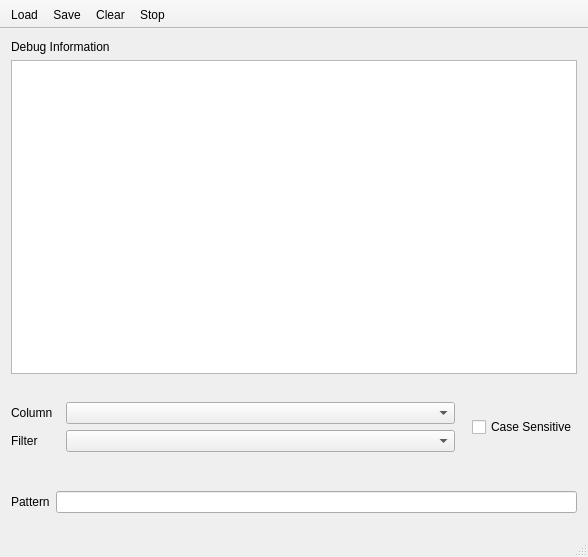
Above: Source/MEGALogger/MegaDebugServer.ui from meganz/MEGAsync before the change. Below: the same form after it.
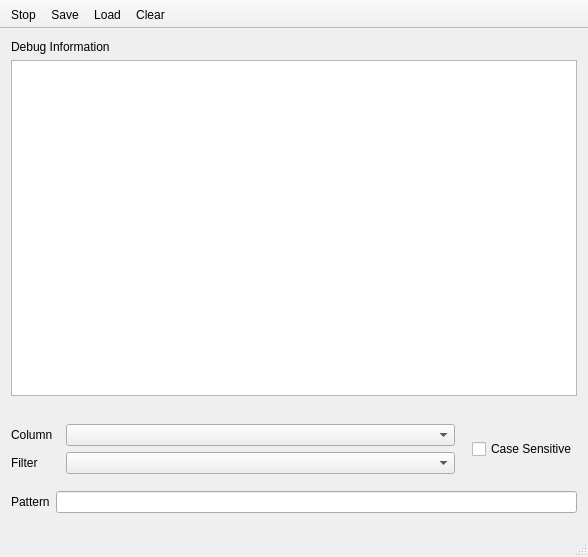
That is the form after the change.

Patch:
```diff
--- a/Source/MEGALogger/MegaDebugServer.ui
+++ b/Source/MEGALogger/MegaDebugServer.ui
@@ -45,6 +45,12 @@
       <attribute name="headerVisible">
        <bool>true</bool>
       </attribute>
+      <attribute name="headerDefaultSectionSize">
+       <number>100</number>
+      </attribute>
+      <attribute name="headerMinimumSectionSize">
+       <number>100</number>
+      </attribute>
      </widget>
     </item>
     <item>
@@ -56,6 +62,9 @@
        <property name="rightMargin">
         <number>0</number>
        </property>
+       <property name="bottomMargin">
+        <number>0</number>
+       </property>
        <item>
         <widget class="QWidget" name="widget_3" native="true">
          <layout class="QVBoxLayout" name="verticalLayout">
@@ -141,6 +150,9 @@
        <property name="leftMargin">
         <number>0</number>
        </property>
+       <property name="topMargin">
+        <number>0</number>
+       </property>
        <property name="rightMargin">
         <number>0</number>
        </property>
@@ -180,10 +192,10 @@
    <attribute name="toolBarBreak">
     <bool>false</bool>
    </attribute>
-   <addaction name="actionLoad"/>
+   <addaction name="actionStop"/>
    <addaction name="actionSave"/>
+   <addaction name="actionLoad"/>
    <addaction name="actionClear"/>
-   <addaction name="actionStop"/>
   </widget>
   <action name="actionSave">
    <property name="text">
```
